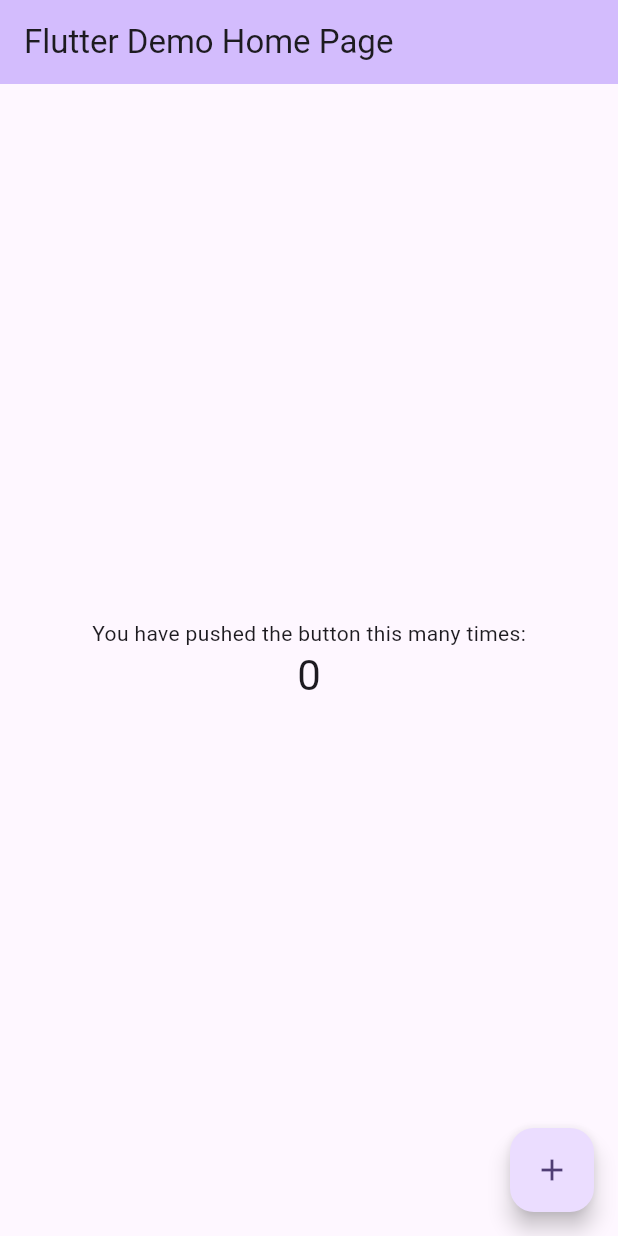
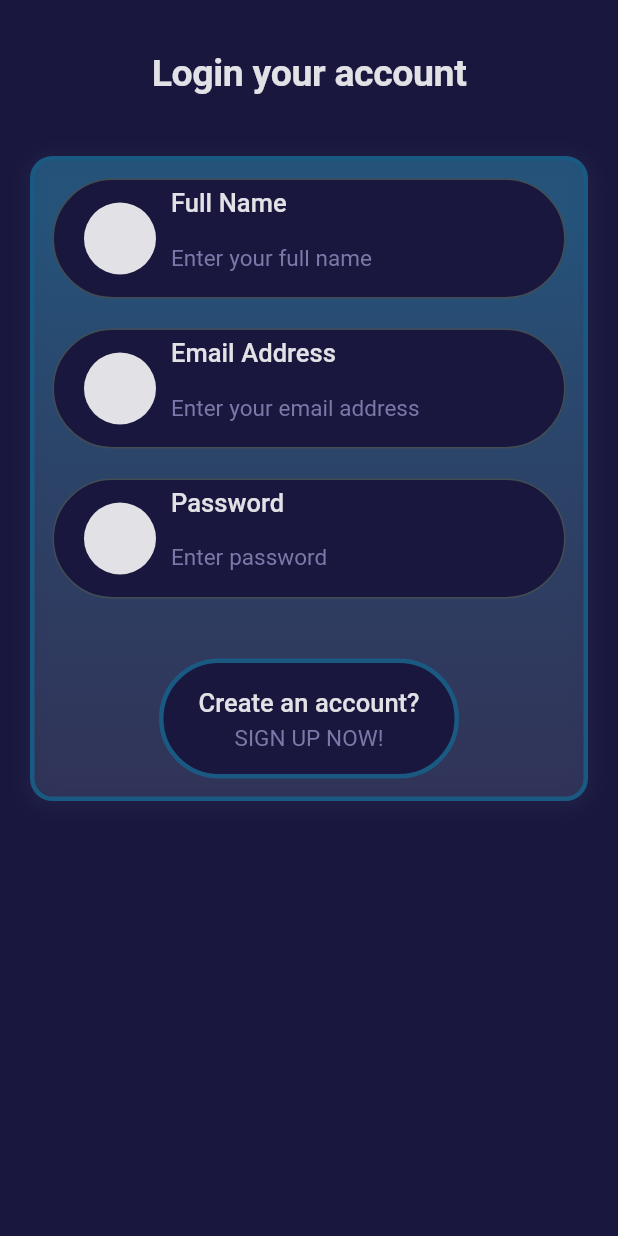
Before and after one commit to tanu146/AmexLevelUp, a Flutter app: the screen it shows after launch, on a phone screen of 412 x 824 dp. Run offline on Flutter 3.47's test engine with Material 3 defaults, Android fonts, the phone set to English and light mode, and no system bars; our stand-ins replace animated_notch_bottom_bar, google_fonts.

Commit message:
login screen done

```diff
--- /dev/null
+++ b/lib/Screens/loginScreen.dart
@@ -0,0 +1,190 @@
+import 'package:amex_levelup/Widgets/container_glass.dart';
+import 'package:amex_levelup/Widgets/customtextfield.dart';
+import 'package:animated_notch_bottom_bar/animated_notch_bottom_bar/animated_notch_bottom_bar.dart';
+import 'package:flutter/cupertino.dart';
+import 'package:flutter/material.dart';
+import 'package:flutter/widgets.dart';
+
+class SignIn extends StatefulWidget {
+  @override
+  State<SignIn> createState() => _SignInState();
+}
+
+class _SignInState extends State<SignIn> {
+  int _selectedIndex = 0;
+  // late NotchBottomBarController _controller;
+
+  // @override
+  // void initState() {
+  //   super.initState();
+  //   _controller = NotchBottomBarController();
+  // }
+
+  // @override
+  // void dispose() {
+  //   _controller.dispose();
+  //   super.dispose();
+  // }
+  void _onItemTapped(int index) {
+    setState(() {
+      _selectedIndex = index;
+    });
+  }
+  @override
+  Widget build(BuildContext context) {
+    return Scaffold(
+      backgroundColor: Color(0xFF19173D),
+      body: SingleChildScrollView(
+        child: Container(
+          width: double.infinity,
+          decoration: BoxDecoration(
+            color: Color(0xFF19173D),
+          ),
+          child: Padding(
+            padding: const EdgeInsets.symmetric(horizontal: 20, vertical: 30),
+            child: Column(
+              crossAxisAlignment: CrossAxisAlignment.center,
+              children: [
+                Text(
+          'Login your account',
+          textAlign: TextAlign.center,
+          style: TextStyle(
+            color: Colors.white.withOpacity(0.8700000047683716),
+            fontSize: 25,
+            fontFamily: 'Poppins',
+            fontWeight: FontWeight.w700,
+            height: 0,
+            letterSpacing: -0.30,
+          ),
+        ),
+        SizedBox(height: 40,),
+                GlassContainer(
+                    child: Column(
+                  children: [
+                    CustomTextField(labelText: 'Full Name', hintText: 'Enter your full name'),
+                    SizedBox(height: 20),
+                    CustomTextField(labelText: 'Email Address', hintText: 'Enter your email address',),
+                    SizedBox(height: 20),
+                    CustomTextField(labelText: 'Password', hintText: 'Enter password',),
+                    SizedBox(height: 40,),
+                    Center(
+                      child: Container(
+                        decoration: BoxDecoration(
+        color: Color(0xFF19173D), // Fixed color
+        borderRadius: BorderRadius.circular(40),
+        border: Border.all(
+          color: Color.fromARGB(255, 25, 89, 130), // Fixed border color
+          width: 3,
+        ), // Add border radius if needed
+      ),
+                            width: 200,
+                            height: 80,
+                            child: Column(
+                                  mainAxisAlignment: MainAxisAlignment.center,
+                                  crossAxisAlignment: CrossAxisAlignment.center,
+                                  children: [
+                                    Text(
+                                      'Create an account?',
+                                      style: TextStyle(
+                                        color: Colors.white.withOpacity(0.87),
+                                        fontSize: 17,
+                                        fontFamily: 'Poppins',
+                                        fontWeight: FontWeight.w500,
+                                        letterSpacing: 0.02,
+                                      ),
+                                    ),
+                                    Text(
+                                      'SIGN UP NOW!',
+                                      style: TextStyle(
+                                        color: Color(0xFF7B78AA),
+                                        fontSize: 15,
+                                        fontFamily: 'Poppins',
+                                        fontWeight: FontWeight.w400,
+                                        letterSpacing: 0.02,
+                                      ),
+                                    ),
+                                  ],
+                                ),
+                          ),
+                    )
+                  ],
+                )),
+              ],
+            ),
+          ),
+        ),
+      ),
+  //     bottomNavigationBar:  SizedBox(
+  //       width: double.infinity,
+  // height: 30,
+  //       child: AnimatedNotchBottomBar(
+  //         notchBottomBarController: _controller,
+  //         kIconSize: double.infinity,
+  //         onTap: (value) => {},
+  //         kBottomRadius: double.infinity,
+  //         bottomBarItems: [
+  //           const BottomBarItem(
+  //         inActiveItem: Icon(
+  //            Icons.home_filled,
+  //             color: Colors.blueGrey,
+  //         ),
+  //         activeItem: Icon(
+  //           Icons.home_filled,
+  //           color: Colors.blueAccent,
+  //         ),
+  //         itemLabel: 'Page 1',
+  //         ),
+  //           const BottomBarItem(
+  //         inActiveItem: Icon(
+  //             Icons.star,
+  //             color: Colors.blueGrey,
+  //           ),
+  //         activeItem: Icon(
+  //             Icons.star,
+  //             color: Colors.blueAccent,
+  //         ),
+  //         itemLabel: 'Page 2',
+  //         ),
+
+  //            ///svg item
+  //           BottomBarItem(
+  //         inActiveItem: Icon(
+  //             Icons.star,
+  //             color: Colors.blueGrey,
+  //           ),
+  //        activeItem: Icon(
+  //             Icons.star,
+  //             color: Colors.blueGrey,
+  //           ),
+  //        itemLabel: 'Page 3',
+  //           ),
+  //         ]
+  //       ),
+  //     )
+  // bottomNavigationBar: BottomNavigationBar(
+  //     currentIndex: _selectedIndex,
+  //     selectedItemColor: Color(0xFF19173D), // Customize the selected item color
+  //     backgroundColor: Color(0xFF19173D), // Change color as needed
+  //     // padding: EdgeInsets.symmetric(horizontal: 24), // Adjust padding as needed
+  //     items: const <BottomNavigationBarItem>[
+  //       BottomNavigationBarItem(
+  //         icon: Icon(Icons.home),
+  //         label: 'Home',
+  //       ),
+  //       BottomNavigationBarItem(
+  //         icon: Icon(Icons.search),
+  //         label: 'Search',
+  //       ),
+  //       BottomNavigationBarItem(
+  //         icon: Icon(Icons.favorite),
+  //         label: 'Favorites',
+  //       ),
+  //       BottomNavigationBarItem(
+  //         icon: Icon(Icons.person),
+  //         label: 'Profile',
+  //       ),
+  //     ],
+  //   )
+    );
+  }
+}
--- /dev/null
+++ b/lib/Widgets/container_glass.dart
@@ -0,0 +1,44 @@
+import 'package:flutter/cupertino.dart';
+import 'package:flutter/material.dart';
+class GlassContainer extends StatelessWidget {
+  final Widget child;
+  const GlassContainer({required this.child});
+  @override
+  Widget build(BuildContext context) {
+    return Container(
+      width: double.infinity,
+      decoration: BoxDecoration(
+        borderRadius: BorderRadius.circular(15),
+
+        gradient: LinearGradient(
+          begin: Alignment.topCenter,
+          end: Alignment.bottomCenter,
+          colors: [
+            Color.fromARGB(233, 41, 132, 171).withOpacity(0.5),
+            Color.fromARGB(19, 84, 94, 124).withOpacity(0.3),
+          ],
+          stops: [
+            0.1,
+            1,
+          ],
+        ),
+        boxShadow: [
+          BoxShadow(
+            color: Color.fromARGB(19, 101, 117, 169).withOpacity(0.1),
+            spreadRadius: 2,
+            blurRadius: 10,
+            offset: Offset(0, 2), // changes position of shadow
+          ),
+        ],
+        border: Border.all(
+          color: Color.fromARGB(255, 25, 89, 130), // Fixed border color
+          width: 3,
+        ),
+      ),
+      child: Padding(
+        padding: const EdgeInsets.all(12.0),
+        child: child, // Use the child passed in the constructor
+      ),
+    );
+  }
+}
--- /dev/null
+++ b/lib/Widgets/customBottomNavBar.dart
@@ -0,0 +1,34 @@
+import 'package:flutter/material.dart';
+
+class MyBottomNavigationBar extends StatelessWidget {
+  @override
+  Widget build(BuildContext context) {
+    return BottomAppBar(
+      child: Container(
+        height: 90,
+        color: Color(0xFF19173D), // Change color as needed
+        padding: EdgeInsets.symmetric(horizontal: 24), // Adjust padding as needed
+        child: Row(
+          mainAxisAlignment: MainAxisAlignment.spaceBetween,
+          children: [
+            _buildTabItem(Icons.home),
+            _buildTabItem(Icons.search),
+            _buildTabItem(Icons.favorite),
+            _buildTabItem(Icons.person),
+          ],
+        ),
+      ),
+    );
+  }
+
+  Widget _buildTabItem(IconData icon) {
+    return Container(
+      width: 24,
+      height: 24,
+      child: Icon(
+        icon,
+        color: Colors.white, // Adjust icon color as needed
+      ),
+    );
+  }
+}
--- /dev/null
+++ b/lib/Widgets/customtextfield.dart
@@ -0,0 +1,83 @@
+import 'package:flutter/material.dart';
+
+class CustomTextField extends StatelessWidget {
+  final String labelText;
+  final String hintText;
+
+  const CustomTextField({
+    Key? key,
+    required this.labelText,
+    required this.hintText,
+  }) : super(key: key);
+
+  @override
+  Widget build(BuildContext context) {
+    return Container(
+      width: double.infinity,
+      height: 80,
+      decoration: BoxDecoration(
+        color: Color(0xFF19173D), // Fixed color
+        borderRadius: BorderRadius.circular(40),
+        border: Border.all(
+          color: Color.fromARGB(255, 65, 76, 83),
+          width: 1,
+        ),
+      ),
+      child: Row(
+        mainAxisAlignment: MainAxisAlignment.center,
+        children: [
+          SizedBox(width: 20,),
+          Container(
+            width: 48,
+            height: 48,
+            decoration: BoxDecoration(
+              color: Colors.white.withOpacity(0.87),
+              shape: BoxShape.circle,
+            ),
+          ),
+          SizedBox(width: 10),
+          Expanded(
+            child: Column(
+              mainAxisAlignment: MainAxisAlignment.center,
+              crossAxisAlignment: CrossAxisAlignment.start,
+              children: [
+                Text(
+                  labelText,
+                  style: TextStyle(
+                    color: Colors.white.withOpacity(0.87),
+                    fontSize: 17,
+                    fontFamily: 'Poppins',
+                    fontWeight: FontWeight.w500,
+                    letterSpacing: 0.02,
+                  ),
+                ),
+
+                TextField(
+                  decoration: InputDecoration(
+                    hintText: hintText,
+                    hintStyle: TextStyle(
+                      color: Color(0xFF7B78AA),
+                      fontSize: 15,
+                      fontFamily: 'Poppins',
+                      fontWeight: FontWeight.w400,
+                      letterSpacing: 0.02,
+                    ),
+                    border: InputBorder.none,
+                    contentPadding: EdgeInsets.zero,
+                  ),
+                  style: TextStyle(
+                    color: Color(0xFF7B78AA),
+                    fontSize: 15,
+                    fontFamily: 'Poppins',
+                    fontWeight: FontWeight.w400,
+                    letterSpacing: 0.02,
+                  ),
+                ),
+              ],
+            ),
+          ),
+        ],
+      ),
+    );
+  }
+}
--- a/lib/main.dart
+++ b/lib/main.dart
@@ -1,4 +1,7 @@
+import 'package:amex_levelup/Screens/loginScreen.dart';
 import 'package:flutter/material.dart';
+import 'package:google_fonts/google_fonts.dart';
+
 
 void main() {
   runApp(const MyApp());
@@ -28,98 +31,29 @@ class MyApp extends StatelessWidget {
         //
         // This works for code too, not just values: Most code changes can be
         // tested with just a hot reload.
+          textTheme: TextTheme(
+            displayLarge: GoogleFonts.openSans(),
+            displayMedium: GoogleFonts.openSans(),
+            displaySmall: GoogleFonts.openSans(fontWeight: FontWeight.bold),
+            headlineLarge: GoogleFonts.openSans(),
+            headlineMedium: GoogleFonts.openSans(),
+            headlineSmall: GoogleFonts.openSans(),
+            titleLarge: GoogleFonts.openSans(),
+            titleMedium: GoogleFonts.openSans(),
+            titleSmall: GoogleFonts.openSans(),
+            labelLarge: GoogleFonts.openSans(),
+            labelMedium: GoogleFonts.openSans(),
+            labelSmall: GoogleFonts.openSans(),
+            bodyLarge: GoogleFonts.openSans(),
+            bodyMedium: GoogleFonts.openSans(),
+            bodySmall: GoogleFonts.openSans(),
+          ),
         colorScheme: ColorScheme.fromSeed(seedColor: Colors.deepPurple),
         useMaterial3: true,
       ),
-      home: const MyHomePage(title: 'Flutter Demo Home Page'),
+      home:
+      SignIn(),
+
     );
   }
 }
-
-class MyHomePage extends StatefulWidget {
-  const MyHomePage({super.key, required this.title});
-
-  // This widget is the home page of your application. It is stateful, meaning
-  // that it has a State object (defined below) that contains fields that affect
-  // how it looks.
-
-  // This class is the configuration for the state. It holds the values (in this
-  // case the title) provided by the parent (in this case the App widget) and
-  // used by the build method of the State. Fields in a Widget subclass are
-  // always marked "final".
-
-  final String title;
-
-  @override
-  State<MyHomePage> createState() => _MyHomePageState();
-}
-
-class _MyHomePageState extends State<MyHomePage> {
-  int _counter = 0;
-
-  void _incrementCounter() {
-    setState(() {
-      // This call to setState tells the Flutter framework that something has
-      // changed in this State, which causes it to rerun the build method below
-      // so that the display can reflect the updated values. If we changed
-      // _counter without calling setState(), then the build method would not be
-      // called again, and so nothing would appear to happen.
-      _counter++;
-    });
-  }
-
-  @override
-  Widget build(BuildContext context) {
-    // This method is rerun every time setState is called, for instance as done
-    // by the _incrementCounter method above.
-    //
-    // The Flutter framework has been optimized to make rerunning build methods
-    // fast, so that you can just rebuild anything that needs updating rather
-    // than having to individually change instances of widgets.
-    return Scaffold(
-      appBar: AppBar(
-        // TRY THIS: Try changing the color here to a specific color (to
-        // Colors.amber, perhaps?) and trigger a hot reload to see the AppBar
-        // change color while the other colors stay the same.
-        backgroundColor: Theme.of(context).colorScheme.inversePrimary,
-        // Here we take the value from the MyHomePage object that was created by
-        // the App.build method, and use it to set our appbar title.
-        title: Text(widget.title),
-      ),
-      body: Center(
-        // Center is a layout widget. It takes a single child and positions it
-        // in the middle of the parent.
-        child: Column(
-          // Column is also a layout widget. It takes a list of children and
-          // arranges them vertically. By default, it sizes itself to fit its
-          // children horizontally, and tries to be as tall as its parent.
-          //
-          // Column has various properties to control how it sizes itself and
-          // how it positions its children. Here we use mainAxisAlignment to
-          // center the children vertically; the main axis here is the vertical
-          // axis because Columns are vertical (the cross axis would be
-          // horizontal).
-          //
-          // TRY THIS: Invoke "debug painting" (choose the "Toggle Debug Paint"
-          // action in the IDE, or press "p" in the console), to see the
-          // wireframe for each widget.
-          mainAxisAlignment: MainAxisAlignment.center,
-          children: <Widget>[
-            const Text(
-              'You have pushed the button this many times:',
-            ),
-            Text(
-              '$_counter',
-              style: Theme.of(context).textTheme.headlineMedium,
-            ),
-          ],
-        ),
-      ),
-      floatingActionButton: FloatingActionButton(
-        onPressed: _incrementCounter,
-        tooltip: 'Increment',
-        child: const Icon(Icons.add),
-      ), // This trailing comma makes auto-formatting nicer for build methods.
-    );
-  }
-}
--- a/pubspec.yaml
+++ b/pubspec.yaml
@@ -30,6 +30,9 @@ environment:
 dependencies:
   flutter:
     sdk: flutter
+  google_fonts: ^6.2.1
+  glassmorphism: ^3.0.0
+  animated_notch_bottom_bar: ^1.0.0
 
 
   # The following adds the Cupertino Icons font to your application.
```
Also changed, not shown: pubspec.lock, 1 other file.
